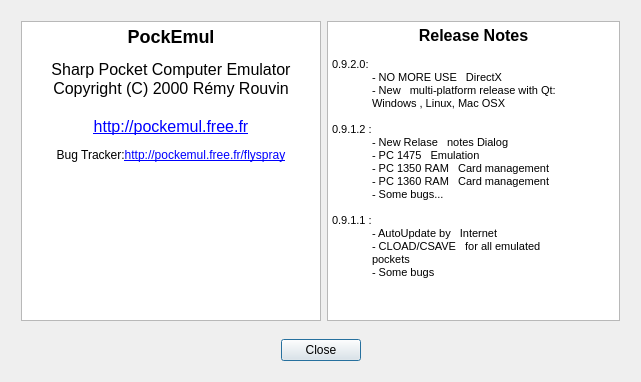
Before: the Qt Designer form ui/about.ui in TheProjecter/pockemul, drawn with Qt 5.
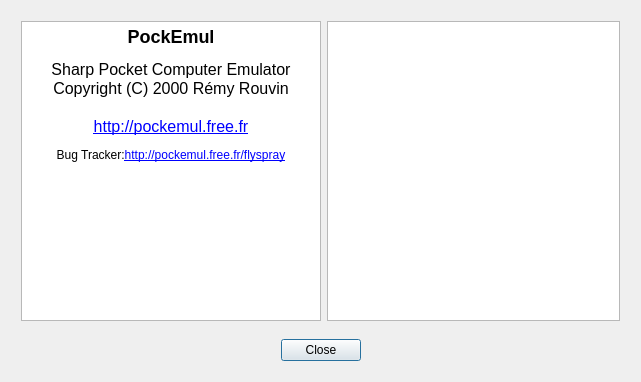
After: the same form once the commit is applied.

```diff
--- a/ui/about.ui
+++ b/ui/about.ui
@@ -85,23 +85,7 @@
           <string>&lt;html>&lt;head>&lt;meta name="qrichtext" content="1" />&lt;style type="text/css">
 p, li { white-space: pre-wrap; }
 &lt;/style>&lt;/head>&lt;body style=" font-family:'MS Shell Dlg 2'; font-size:8.25pt; font-weight:400; font-style:normal; text-decoration:none;">
-&lt;p align="center" style=" margin-top:0px; margin-bottom:0px; margin-left:0px; margin-right:0px; -qt-block-indent:0; text-indent:0px; font-size:8pt;">&lt;span style=" font-size:12pt; font-weight:600;">Release Notes&lt;/span>&lt;/p>
-&lt;p style=" margin-top:0px; margin-bottom:0px; margin-left:0px; margin-right:0px; -qt-block-indent:0; text-indent:0px; font-size:8pt;"> &lt;/p>
-&lt;p style=" margin-top:0px; margin-bottom:0px; margin-left:0px; margin-right:0px; -qt-block-indent:0; text-indent:0px; font-size:8pt;">0.9.2.0:  &lt;/p>
-&lt;p style=" margin-top:0px; margin-bottom:0px; margin-left:40px; margin-right:40px; -qt-block-indent:0; text-indent:0px; font-size:8pt;">- NO MORE USE   DirectX  &lt;/p>
-&lt;p style=" margin-top:0px; margin-bottom:0px; margin-left:40px; margin-right:40px; -qt-block-indent:0; text-indent:0px; font-size:8pt;">- New   multi-platform release with Qt: Windows , Linux, Mac OSX&lt;/p>
-&lt;p style=" margin-top:0px; margin-bottom:0px; margin-left:0px; margin-right:0px; -qt-block-indent:0; text-indent:0px; font-size:8pt;"> &lt;/p>
-&lt;p style=" margin-top:0px; margin-bottom:0px; margin-left:0px; margin-right:0px; -qt-block-indent:0; text-indent:0px; font-size:8pt;">0.9.1.2 :  &lt;/p>
-&lt;p style=" margin-top:0px; margin-bottom:0px; margin-left:40px; margin-right:40px; -qt-block-indent:0; text-indent:0px; font-size:8pt;">- New Relase   notes Dialog&lt;/p>
-&lt;p style=" margin-top:0px; margin-bottom:0px; margin-left:40px; margin-right:40px; -qt-block-indent:0; text-indent:0px; font-size:8pt;">- PC 1475   Emulation  &lt;/p>
-&lt;p style=" margin-top:0px; margin-bottom:0px; margin-left:40px; margin-right:40px; -qt-block-indent:0; text-indent:0px; font-size:8pt;">- PC 1350 RAM   Card management  &lt;/p>
-&lt;p style=" margin-top:0px; margin-bottom:0px; margin-left:40px; margin-right:40px; -qt-block-indent:0; text-indent:0px; font-size:8pt;">- PC 1360 RAM   Card management  &lt;/p>
-&lt;p style=" margin-top:0px; margin-bottom:0px; margin-left:40px; margin-right:40px; -qt-block-indent:0; text-indent:0px; font-size:8pt;">- Some bugs...&lt;/p>
-&lt;p style=" margin-top:0px; margin-bottom:0px; margin-left:0px; margin-right:0px; -qt-block-indent:0; text-indent:0px; font-size:8pt;"> &lt;/p>
-&lt;p style=" margin-top:0px; margin-bottom:0px; margin-left:0px; margin-right:0px; -qt-block-indent:0; text-indent:0px; font-size:8pt;">0.9.1.1 :  &lt;/p>
-&lt;p style=" margin-top:0px; margin-bottom:0px; margin-left:40px; margin-right:40px; -qt-block-indent:0; text-indent:0px; font-size:8pt;">- AutoUpdate by   Internet  &lt;/p>
-&lt;p style=" margin-top:0px; margin-bottom:0px; margin-left:40px; margin-right:40px; -qt-block-indent:0; text-indent:0px; font-size:8pt;">- CLOAD/CSAVE   for all emulated pockets  &lt;/p>
-&lt;p style=" margin-top:0px; margin-bottom:0px; margin-left:40px; margin-right:40px; -qt-block-indent:0; text-indent:0px; font-size:8pt;">- Some bugs&lt;/p>&lt;/body>&lt;/html></string>
+&lt;p style="-qt-paragraph-type:empty; margin-top:0px; margin-bottom:0px; margin-left:40px; margin-right:40px; -qt-block-indent:0; text-indent:0px; font-size:8pt;">&lt;/p>&lt;/body>&lt;/html></string>
          </property>
         </widget>
        </item>
```
Left out of the diff: 3 changed lines with no effect on the pictures.
